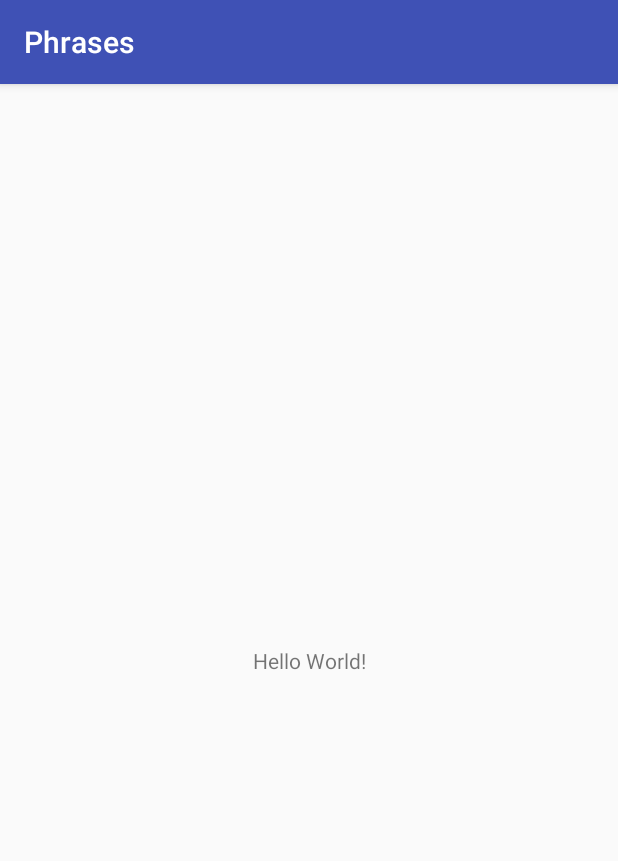
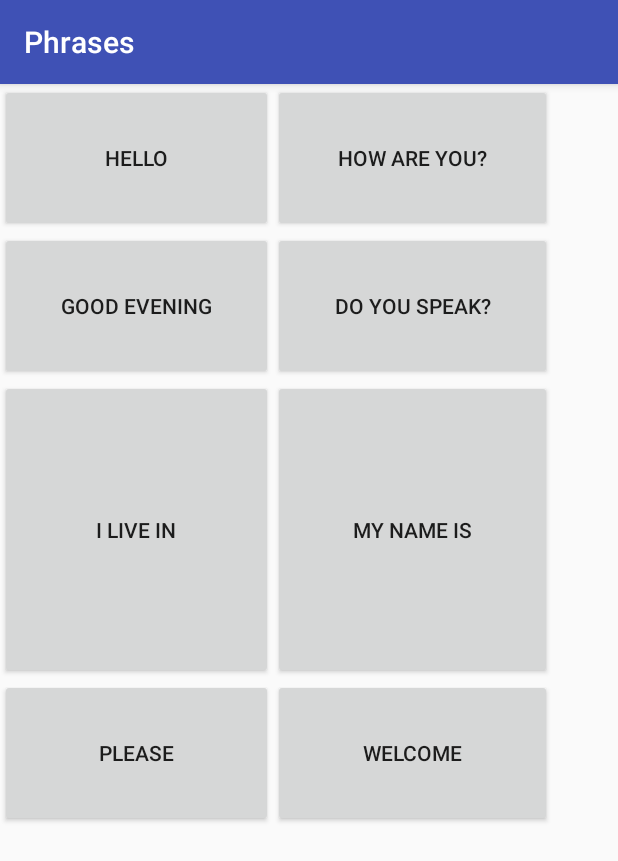
Before and after one commit to braintucker/Phrases, an Android app: the screen it shows after launch (MainActivity), on a phone screen of 412 x 824 dp. Shown: the top 861 px of the screen. Run offline under Robolectric (Android 15) with nearby library versions, the phone set to English and light mode, and no system bars.

Commit message:
aligning the buttons for the phrases on the the view

```diff
--- a/app/src/main/res/layout/activity_main.xml
+++ b/app/src/main/res/layout/activity_main.xml
@@ -6,13 +6,96 @@
     android:layout_height="match_parent"
     tools:context="com.briantucker.phrases.MainActivity">
 
-    <TextView
-        android:layout_width="wrap_content"
-        android:layout_height="wrap_content"
-        android:text="Hello World!"
-        app:layout_constraintBottom_toBottomOf="parent"
-        app:layout_constraintLeft_toLeftOf="parent"
-        app:layout_constraintRight_toRightOf="parent"
-        app:layout_constraintTop_toTopOf="parent" />
+    <RelativeLayout
+        android:layout_width="368dp"
+        android:layout_height="495dp"
+        tools:layout_editor_absoluteX="8dp"
+        tools:layout_editor_absoluteY="8dp">
 
+        <GridLayout
+            android:layout_width="match_parent"
+            android:layout_height="match_parent">
+
+            <Button
+                android:id="@+id/hello"
+                android:layout_width="wrap_content"
+                android:layout_height="wrap_content"
+                android:layout_column="0"
+                android:layout_row="0"
+                android:layout_columnWeight="1"
+                android:layout_rowWeight="1"
+                android:layout_gravity="fill"
+                android:text="Hello"/>
+            <Button
+                android:id="@+id/howAreYou"
+                android:layout_width="wrap_content"
+                android:layout_height="wrap_content"
+                android:layout_column="1"
+                android:layout_row="0"
+                android:layout_columnWeight="1"
+                android:layout_rowWeight="1"
+                android:layout_gravity="fill"
+                android:text="How Are You?"/>
+            <Button
+                android:id="@+id/goodEvening"
+                android:layout_width="wrap_content"
+                android:layout_height="wrap_content"
+                android:layout_column="0"
+                android:layout_row="1"
+                android:layout_columnWeight="1"
+                android:layout_rowWeight="1"
+                android:layout_gravity="fill"
+                android:text="Good Evening"/>
+            <Button
+                android:id="@+id/doYouSpeak"
+                android:layout_width="wrap_content"
+                android:layout_height="wrap_content"
+                android:layout_column="1"
+                android:layout_row="1"
+                android:layout_columnWeight="1"
+                android:layout_rowWeight="1"
+                android:layout_gravity="fill"
+                android:text="Do you speak?"/>
+            <Button
+                android:id="@+id/iLiveIn"
+                android:layout_width="wrap_content"
+                android:layout_height="wrap_content"
+                android:layout_column="0"
+                android:layout_row="2"
+                android:layout_columnWeight="0"
+                android:layout_rowWeight="3"
+                android:layout_gravity="fill"
+                android:text="I live in"/>
+            <Button
+                android:id="@+id/myNameIs"
+                android:layout_width="wrap_content"
+                android:layout_height="wrap_content"
+                android:layout_column="1"
+                android:layout_row="2"
+                android:layout_columnWeight="1"
+                android:layout_rowWeight="1"
+                android:layout_gravity="fill"
+                android:text="My name is"/>
+            <Button
+                android:id="@+id/please"
+                android:layout_width="wrap_content"
+                android:layout_height="wrap_content"
+                android:layout_column="0"
+                android:layout_row="3"
+                android:layout_columnWeight="1"
+                android:layout_rowWeight="1"
+                android:layout_gravity="fill"
+                android:text="Please"/>
+            <Button
+                android:id="@+id/welcome"
+                android:layout_width="wrap_content"
+                android:layout_height="wrap_content"
+                android:layout_column="1"
+                android:layout_row="3"
+                android:layout_columnWeight="1"
+                android:layout_rowWeight="1"
+                android:layout_gravity="fill"
+                android:text="Welcome"/>
+        </GridLayout>
+    </RelativeLayout>
 </android.support.constraint.ConstraintLayout>
```
